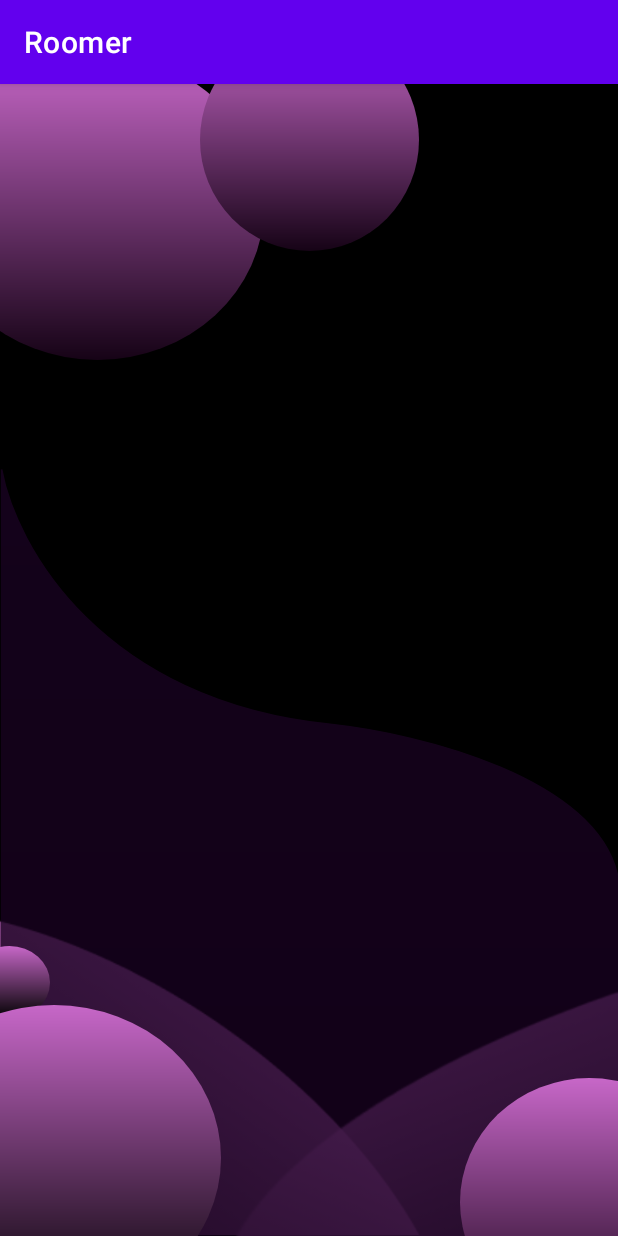
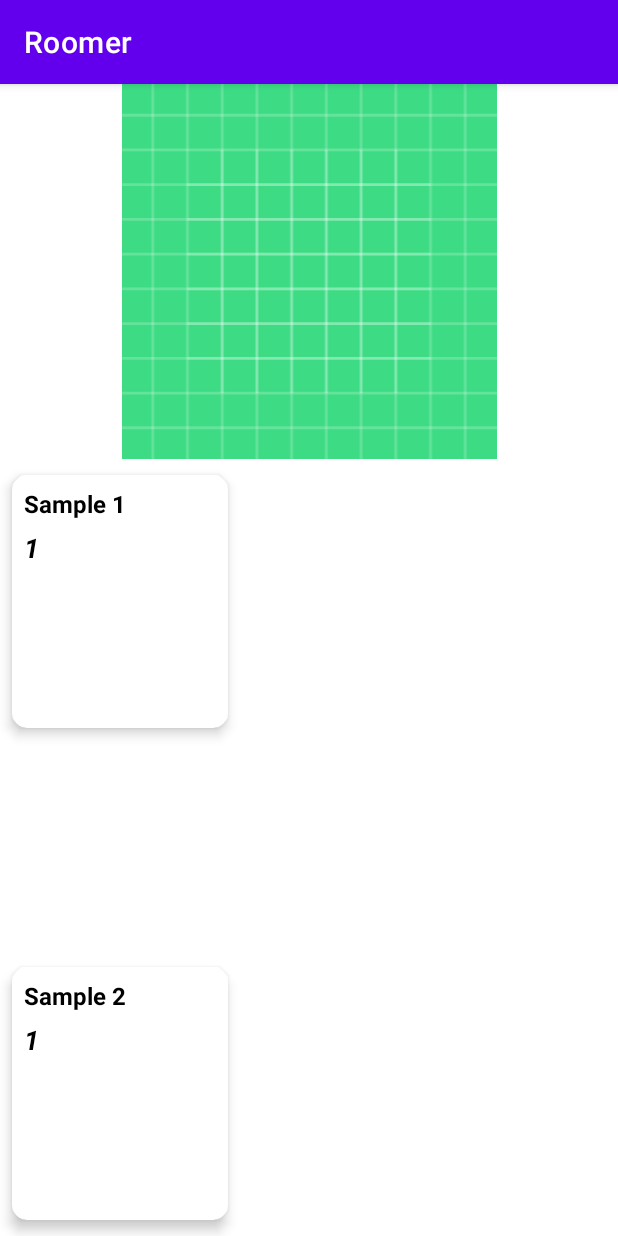
Before and after one commit to Tabrez10XDev/Roomer, an Android app: the screen it shows after launch (MainActivity before the commit, Home after it), on a phone screen of 412 x 824 dp. Run offline under Robolectric (Android 15) with nearby library versions, the phone set to English and light mode, and no system bars; plain views replace BlurImageView.

```diff
--- a/app/build.gradle
+++ b/app/build.gradle
@@ -48,6 +48,7 @@ dependencies {
     // Glide
     implementation 'com.github.bumptech.glide:glide:4.11.0'
     kapt 'com.github.bumptech.glide:compiler:4.11.0'
+    implementation("androidx.cardview:cardview:1.0.0")
 
     implementation 'com.github.jgabrielfreitas:BlurImageView:1.0.1'
 
--- a/app/src/main/AndroidManifest.xml
+++ b/app/src/main/AndroidManifest.xml
@@ -16,6 +16,7 @@
                 <category android:name="android.intent.category.LAUNCHER" />
             </intent-filter>
         </activity>
+        <activity android:name=".Home" />
     </application>
 
 </manifest>
--- a/app/src/main/java/pro/lj/roomer/MainActivity.kt
+++ b/app/src/main/java/pro/lj/roomer/MainActivity.kt
@@ -1,5 +1,6 @@
 package pro.lj.roomer
 
+import android.content.Intent
 import android.graphics.Color
 import android.graphics.drawable.BitmapDrawable
 import androidx.appcompat.app.AppCompatActivity
@@ -13,8 +14,10 @@ class MainActivity : AppCompatActivity() {
     override fun onCreate(savedInstanceState: Bundle?) {
         super.onCreate(savedInstanceState)
         setContentView(R.layout.activity_main)
-    blur1.setBlur(3)
-        blur2.setBlur(3)
-
+//    blur1.setBlur(3)
+//        blur2.setBlur(3)
+        val intent = Intent(this, Home::class.java)
+        intent.flags = Intent.FLAG_ACTIVITY_CLEAR_TASK
+        startActivity(intent)
     }
 }
--- /dev/null
+++ b/app/src/main/res/layout/home.xml
@@ -0,0 +1,161 @@
+<?xml version="1.0" encoding="utf-8"?>
+    <androidx.constraintlayout.widget.ConstraintLayout
+        xmlns:android="http://schemas.android.com/apk/res/android"
+        xmlns:app="http://schemas.android.com/apk/res-auto"
+        xmlns:tools="http://schemas.android.com/tools"
+        android:layout_width="match_parent"
+        android:layout_height="match_parent">
+
+        <ImageView
+            android:id="@+id/imageView"
+            android:layout_width="0dp"
+            android:layout_height="250dp"
+            app:layout_constraintEnd_toEndOf="parent"
+            app:layout_constraintStart_toStartOf="parent"
+            app:layout_constraintTop_toTopOf="parent"
+            android:src="@drawable/ic_launcher_background" />
+
+    <androidx.cardview.widget.CardView android:id="@+id/cvBlue"
+        android:layout_width="160dp"
+        android:layout_height="190dp"
+        card_view:cardCornerRadius="10dp"
+        card_view:cardElevation="5dp"
+        card_view:cardUseCompatPadding="true"
+        card_view:layout_constraintTop_toBottomOf="@+id/imageView"
+        card_view:layout_constraintStart_toStartOf="parent"
+        card_view:layout_constraintHorizontal_bias="1.0"
+        xmlns:card_view="http://schemas.android.com/apk/res-auto"
+        xmlns:android="http://schemas.android.com/apk/res/android">
+
+        <LinearLayout
+            android:layout_width="160dp"
+            android:layout_height="190dp"
+            android:elevation="5dp"
+            android:orientation="vertical">
+
+
+
+            <androidx.appcompat.widget.AppCompatTextView
+                android:paddingLeft="8dp"
+                android:paddingTop="8dp"
+                android:layout_width="wrap_content"
+                android:layout_height="wrap_content"
+                android:text="Sample 1"
+                android:ellipsize="end"
+                android:textColor="@color/black"
+                android:textStyle="bold"
+                android:textSize="16sp"
+                />
+
+            <androidx.appcompat.widget.AppCompatTextView
+                android:id="@+id/tvBlue2"
+                android:layout_width="130dp"
+                android:layout_height="wrap_content"
+                android:ellipsize="end"
+                android:paddingLeft="8dp"
+                android:paddingRight="8dp"
+                android:paddingTop="6dp"
+                android:text="1"
+                android:textColor="@color/black"
+                android:textSize="18sp"
+                android:textStyle="bold|italic" />
+
+
+        </LinearLayout>
+
+    </androidx.cardview.widget.CardView>
+
+    <androidx.cardview.widget.CardView android:id="@+id/cvBlue2"
+        android:layout_width="160dp"
+        android:layout_height="190dp"
+        card_view:cardCornerRadius="10dp"
+        card_view:cardElevation="5dp"
+        card_view:cardUseCompatPadding="true"
+        card_view:layout_constraintBottom_toBottomOf="parent"
+        card_view:layout_constraintStart_toStartOf="parent"
+        card_view:layout_constraintHorizontal_bias="1.0"
+        xmlns:card_view="http://schemas.android.com/apk/res-auto"
+        xmlns:android="http://schemas.android.com/apk/res/android">
+
+        <LinearLayout
+            android:layout_width="160dp"
+            android:layout_height="190dp"
+            android:elevation="5dp"
+            android:orientation="vertical">
+
+
+
+            <androidx.appcompat.widget.AppCompatTextView
+                android:paddingLeft="8dp"
+                android:paddingTop="8dp"
+                android:layout_width="wrap_content"
+                android:layout_height="wrap_content"
+                android:text="Sample 2"
+                android:ellipsize="end"
+                android:textColor="@color/black"
+                android:textStyle="bold"
+                android:textSize="16sp"
+                />
+
+            <androidx.appcompat.widget.AppCompatTextView
+                android:id="@+id/tvBlue"
+                android:layout_width="130dp"
+                android:layout_height="wrap_content"
+                android:ellipsize="end"
+                android:paddingLeft="8dp"
+                android:paddingRight="8dp"
+                android:paddingTop="6dp"
+                android:text="1"
+                android:textColor="@color/black"
+                android:textSize="18sp"
+                android:textStyle="bold|italic" />
+
+
+        </LinearLayout>
+
+    </androidx.cardview.widget.CardView>
+
+</androidx.constraintlayout.widget.ConstraintLayout>
+
+    <!--/<?xml version="1.0" encoding="utf-8"?>-->
+    <!--<LinearLayout xmlns:android="http://schemas.android.com/apk/res/android"-->
+    <!--    xmlns:tools="http://schemas.android.com/tools"-->
+    <!--    android:layout_width="match_parent"-->
+    <!--    android:layout_height="match_parent"-->
+    <!--    android:orientation="vertical"-->
+    <!--    tools:context=".Home">-->
+
+    <!--    <LinearLayout-->
+    <!--        android:id="@+id/llTop"-->
+    <!--        android:layout_width="match_parent"-->
+    <!--        android:layout_height="match_parent"-->
+    <!--        android:orientation="horizontal"-->
+    <!--        android:background="@android:color/holo_green_dark"-->
+    <!--        android:gravity="center"-->
+    <!--        android:layout_weight="1">-->
+
+
+
+    <!--        <View-->
+    <!--            android:id="@+id/dragView"-->
+    <!--            android:layout_width="100dp"-->
+    <!--            android:layout_height="100dp"-->
+    <!--            android:background = "@android:color/black"-->
+    <!--            android:layout_gravity="center"-->
+    <!--            />-->
+
+    <!--    </LinearLayout>-->
+
+
+    <!--    <LinearLayout-->
+    <!--        android:id="@+id/llBottom"-->
+    <!--        android:layout_width="match_parent"-->
+    <!--        android:layout_height="match_parent"-->
+    <!--        android:orientation="horizontal"-->
+    <!--        android:background="@android:color/holo_blue_light"-->
+    <!--        android:gravity="center"-->
+    <!--        android:layout_weight="1">-->
+
+    <!--    </LinearLayout>-->
+
+    <!--</LinearLayout>-->
```
Also changed, not shown: app/src/main/java/pro/lj/roomer/Home.kt (added, +72 -0 lines), app/src/main/res/layout/card.xml (added, +50 -0 lines), app/src/main/res/layout/login.xml (+4 -4 lines), app/src/main/res/layout/register.xml (+4 -5 lines).
